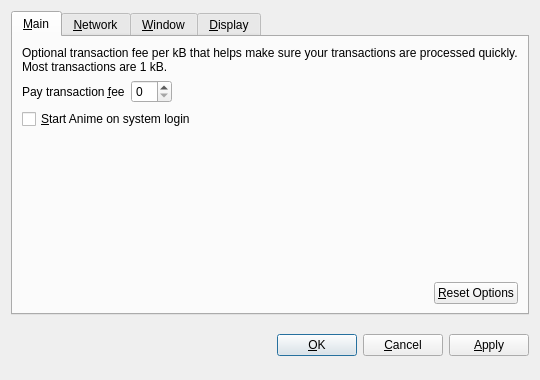
Old version of the form src/qt/forms/optionsdialog.ui in the repository Animecointeam/Animecoin.
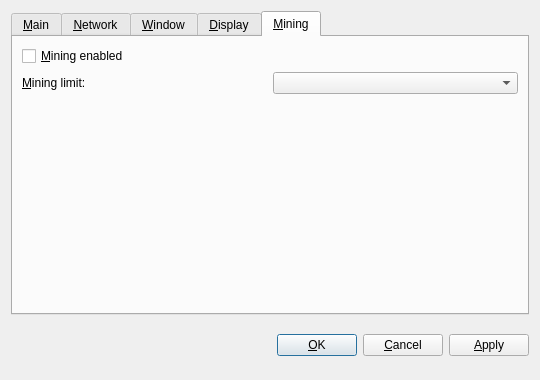
New version of the form. The open tabs and pages were chosen to show the change. Custom widgets are drawn as their Qt base class.

Commit message: Added some GUI options to tune solo mining. Fixed potential crash with zero-sized peers.dat.

The edit to the form file:
```diff
--- a/src/qt/forms/optionsdialog.ui
+++ b/src/qt/forms/optionsdialog.ui
@@ -388,6 +388,63 @@
        </item>
       </layout>
      </widget>
+     <widget class="QWidget" name="tabMining">
+      <attribute name="title">
+       <string>&amp;Mining</string>
+      </attribute>
+      <layout class="QVBoxLayout" name="verticalLayout_Mining">
+
+       <item>
+        <widget class="QCheckBox" name="checkboxMiningEnabled">
+         <property name="toolTip">
+          <string>&lt;html&gt;&lt;head/&gt;&lt;body&gt;&lt;p&gt;Whether to enabled Quark mining by default.&lt;/p&gt;&lt;/body&gt;&lt;/html&gt;</string>
+         </property>
+         <property name="text">
+          <string>&amp;Mining enabled</string>
+         </property>
+        </widget>
+       </item>
+
+       <item>
+        <layout class="QHBoxLayout" name="horizontalLayout_2_Mining">        
+         <item>
+          <widget class="QLabel" name="labelMiningProcLimit">
+           <property name="text">
+            <string>&amp;Mining limit:</string>
+           </property>
+           <property name="textFormat">
+            <enum>Qt::PlainText</enum>
+           </property>
+           <property name="buddy">
+            <cstring>comboMiningProcLimit</cstring>
+           </property>
+          </widget>
+         </item>
+         <item>
+          <widget class="QValueComboBox" name="comboMiningProcLimit">
+           <property name="toolTip">
+            <string>Choose the default mining intensity.</string>
+           </property>
+          </widget>
+         </item>
+        </layout>
+       </item>
+       <item>
+        <spacer name="verticalSpacer_Display1">
+         <property name="orientation">
+          <enum>Qt::Vertical</enum>
+         </property>
+         <property name="sizeHint" stdset="0">
+          <size>
+           <width>20</width>
+           <height>40</height>
+          </size>
+         </property>
+        </spacer>
+       </item>
+
+      </layout>
+     </widget>
     </widget>
    </item>
    <item>
```
Left out of the diff: 2 changed lines with no effect on the pictures. The commit also changes 8 other files.
